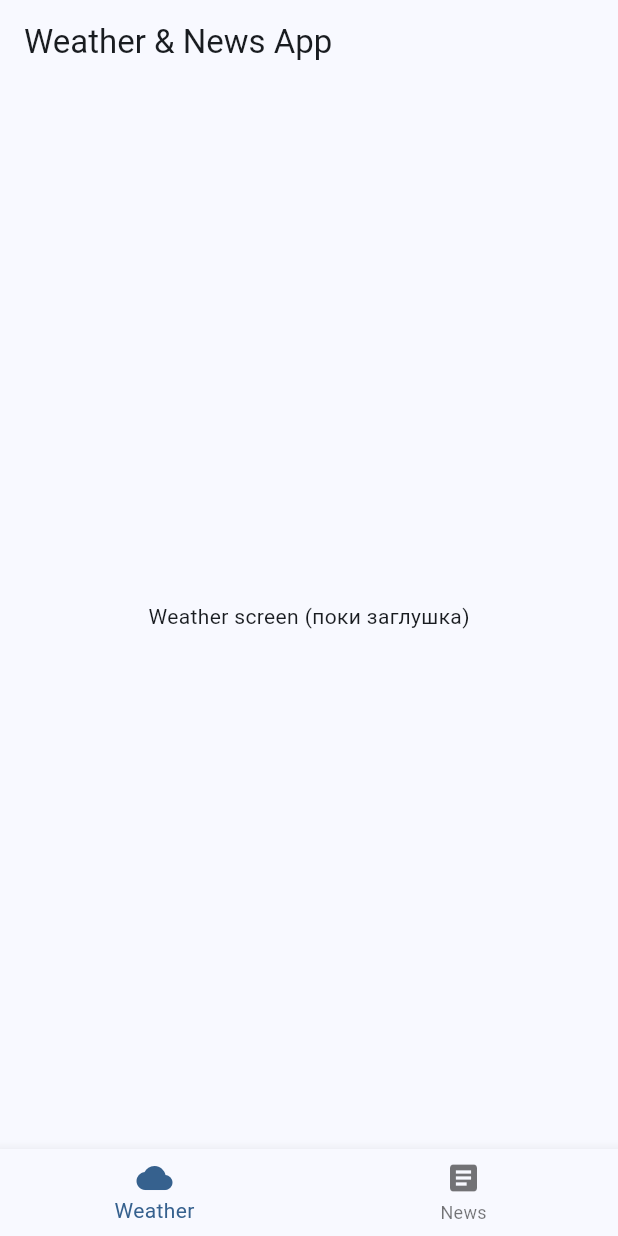
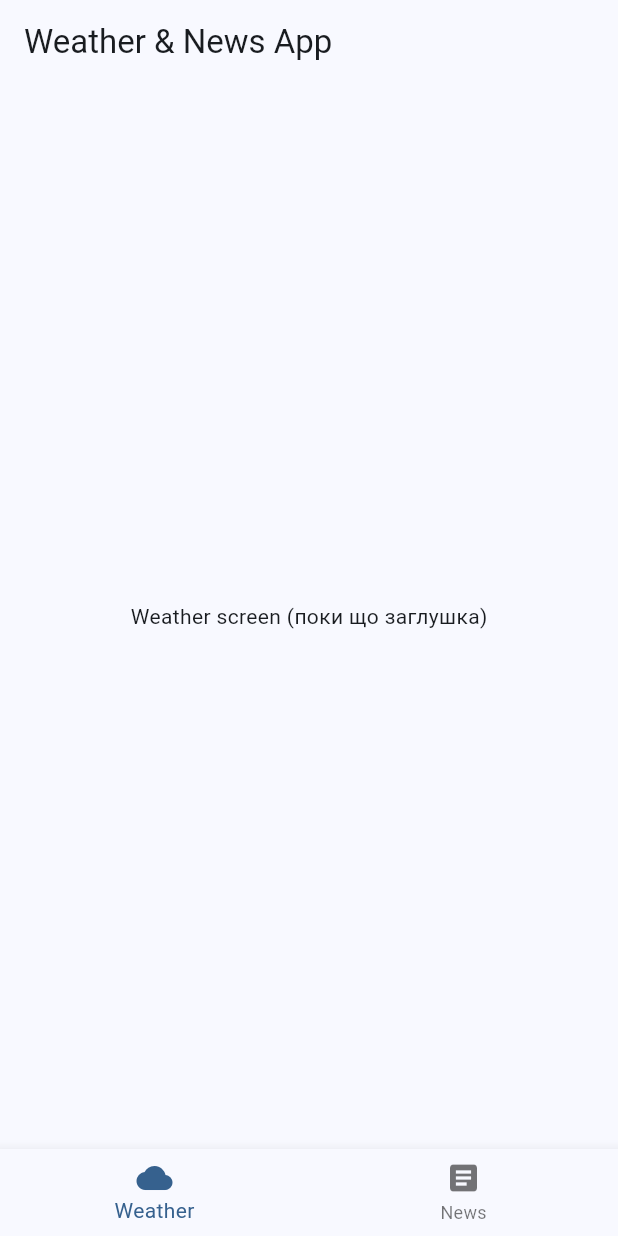
Before and after one commit to dobr1kq/flutter_weather_news_app, a Flutter app: the screen it shows after launch, on a phone screen of 412 x 824 dp. Run offline on Flutter 3.47's test engine with Material 3 defaults, Android fonts, the phone set to English and light mode, and no system bars; our stand-ins replace flutter_riverpod.

Commit message:
Setup Clean Architecture folders and basic pages

```diff
--- /dev/null
+++ b/lib/features/weather/presentation/weather_page.dart
@@ -0,0 +1,10 @@
+import 'package:flutter/material.dart';
+
+class WeatherPage extends StatelessWidget {
+  const WeatherPage({super.key});
+
+  @override
+  Widget build(BuildContext context) {
+    return const Center(child: Text('Weather screen (поки що заглушка)'));
+  }
+}
--- a/lib/main.dart
+++ b/lib/main.dart
@@ -1,7 +1,11 @@
 import 'package:flutter/material.dart';
+import 'package:flutter_riverpod/flutter_riverpod.dart';
+
+import 'features/weather/presentation/weather_page.dart';
+import 'features/news/presentation/news_page.dart';
 
 void main() {
-  runApp(const WeatherNewsApp());
+  runApp(const ProviderScope(child: WeatherNewsApp()));
 }
 
 class WeatherNewsApp extends StatelessWidget {
@@ -29,10 +33,7 @@ class _MainPageState extends State<MainPage> {
 
   @override
   Widget build(BuildContext context) {
-    final pages = [
-      const Center(child: Text('Weather screen (поки заглушка)')),
-      const Center(child: Text('News screen (поки заглушка)')),
-    ];
+    final pages = const [WeatherPage(), NewsPage()];
 
     return Scaffold(
       appBar: AppBar(title: const Text('Weather & News App')),
```
Also changed, not shown: lib/features/news/presentation/news_page.dart (added, +10 -0 lines), pubspec.yaml (+13 -2 lines), lib/core/di/service_locator.dart (added), lib/core/network/dio_client.dart (added).
